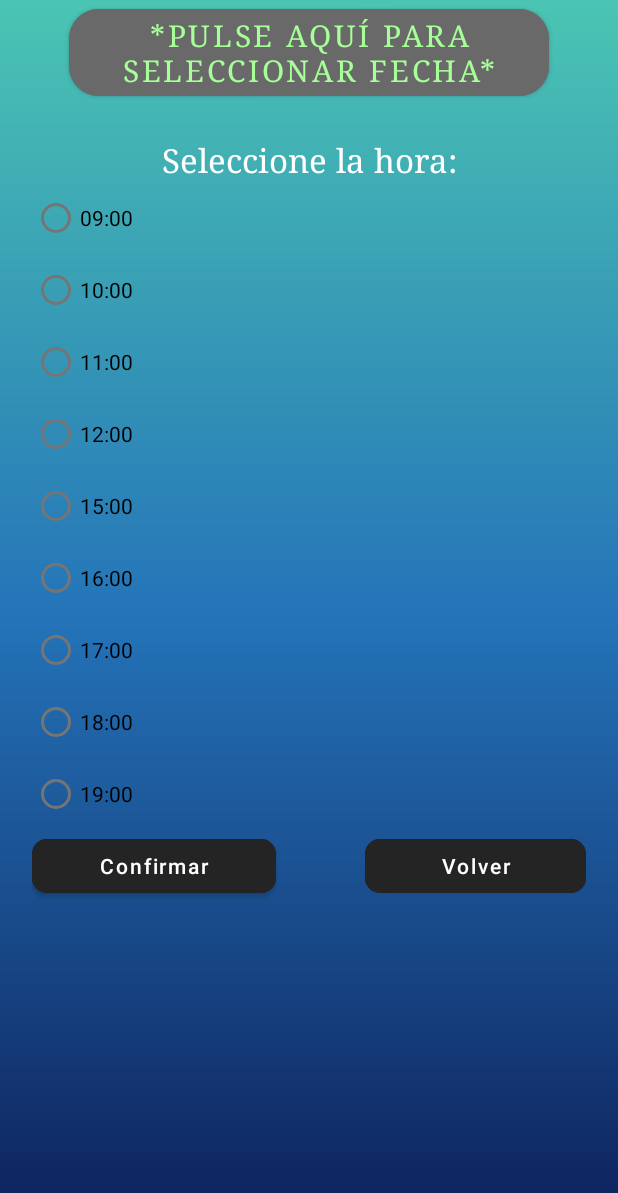
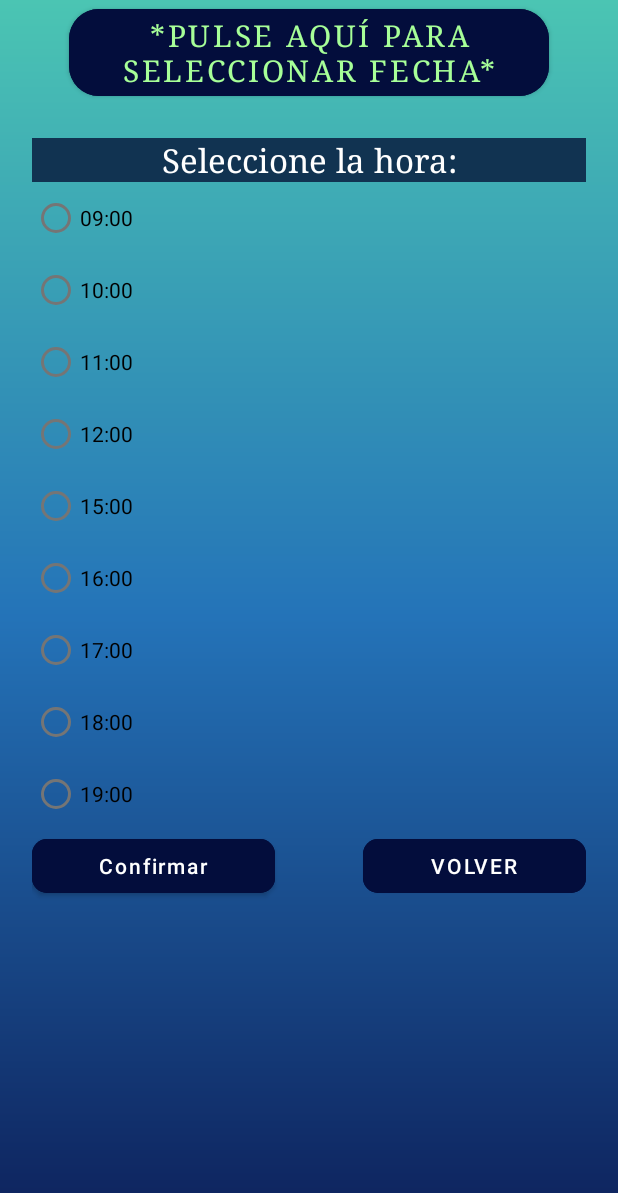
Before and after one commit to jvanhub/TiendaAppAdmin, an Android app: the layout activity_modificar_citas.xml on its own in the app's theme, with its tools: preview values and no code run, on a phone screen of 412 x 824 dp. Shown: the top 1193 px of the screen. Run offline under Robolectric (Android 15) with nearby library versions, the phone set to English and light mode, and no system bars.

Commit message:
Nueva v1

```diff
--- a/app/src/main/res/layout/activity_modificar_citas.xml
+++ b/app/src/main/res/layout/activity_modificar_citas.xml
@@ -35,7 +35,7 @@
                 android:layout_width="wrap_content"
                 android:layout_height="match_parent"
                 android:layout_weight="1"
-                android:backgroundTint="#69696A"
+                android:backgroundTint="#030D3C"
                 android:fontFamily="serif"
                 android:text="@string/fechaBt"
                 android:textAllCaps="false"
@@ -53,7 +53,7 @@
                 android:layout_width="match_parent"
                 android:layout_height="wrap_content"
                 android:layout_weight="1"
-                android:backgroundTint="#242425"
+                android:background="#113351"
                 android:fontFamily="serif"
                 android:text="@string/hora"
                 android:textAlignment="center"
@@ -161,7 +161,7 @@
                     android:layout_width="wrap_content"
                     android:layout_height="match_parent"
                     android:layout_weight="1"
-                    android:backgroundTint="#242425"
+                    android:backgroundTint="#030D3C"
                     android:text="@string/confirmar"
                     android:textAllCaps="false"
                     app:cornerRadius="10dp" />
@@ -176,7 +176,7 @@
                     android:layout_width="wrap_content"
                     android:layout_height="wrap_content"
                     android:layout_weight="1"
-                    android:backgroundTint="#242425"
+                    android:backgroundTint="#030D3C"
                     android:text="@string/volver"
                     android:textAllCaps="false"
                     app:cornerRadius="10dp" />
```
Also changed, not shown: app/src/main/res/values/strings.xml (+4 -6 lines).
